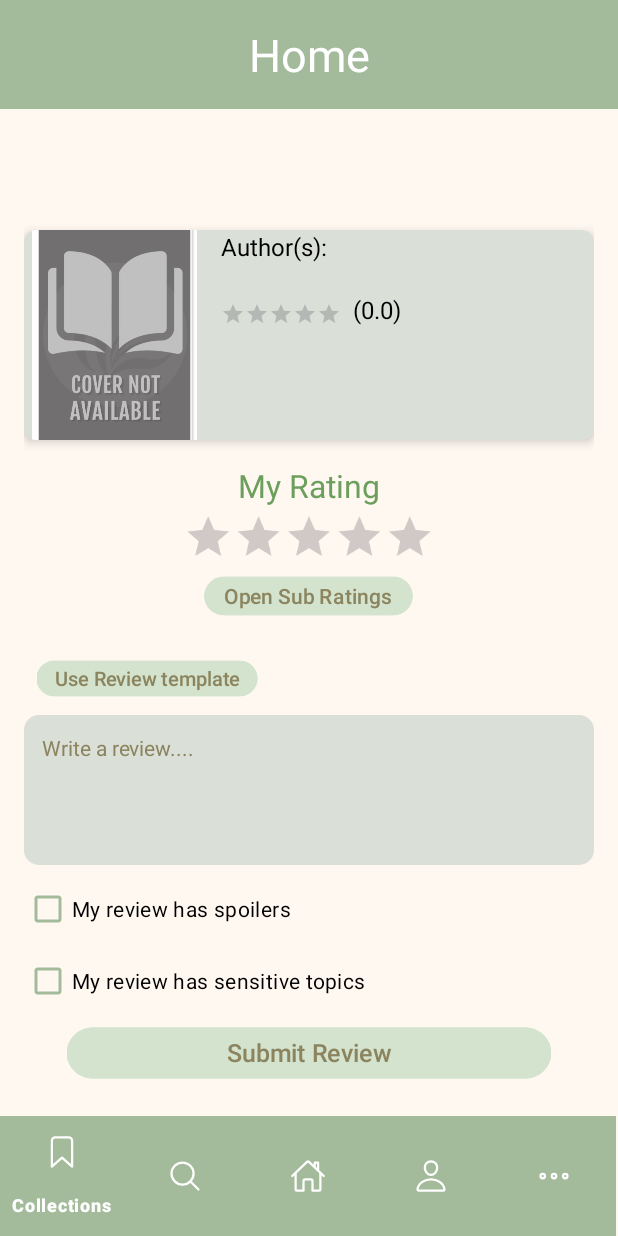
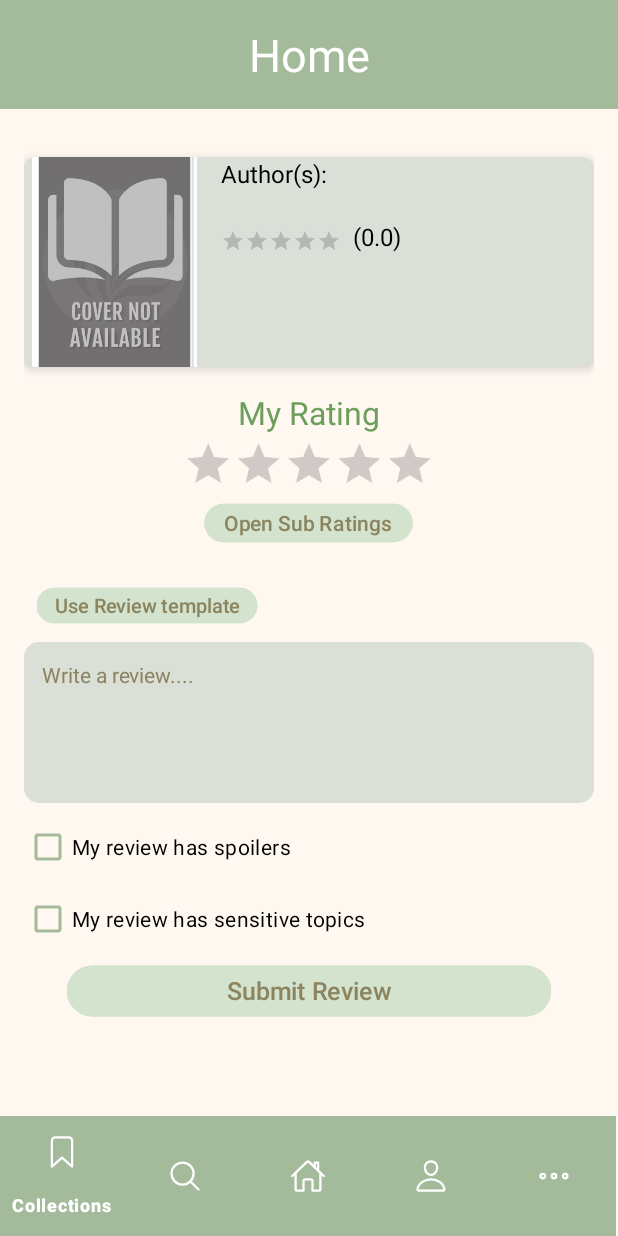
Before and after one commit to ittybittyfishy/Bookit, an Android app: the fragment ReviewActivity placed in its activity, on a phone screen of 412 x 824 dp. Run offline under Robolectric (Android 15) with nearby library versions, the phone set to English and light mode, and no system bars; our stand-ins replace CircleImageView, Firebase (no records; nobody signed in at launch, a user with empty details on screens opened directly); pictures from the network do not load.

Commit message:
Expands review text box for better visibility

```diff
--- a/BookNook/app/src/main/java/com/example/booknook/fragments/BookDetailsFragment.kt
+++ b/BookNook/app/src/main/java/com/example/booknook/fragments/BookDetailsFragment.kt
@@ -101,7 +101,7 @@ class BookDetailsFragment : Fragment() {
         // Handles click of save changes button
         saveChangesButton.setOnClickListener {
             val summaryText = personalSummary.text.toString()
-            // Save summaryText as needed
+
 
             // Hide the buttons
             cancelButton.visibility = View.GONE
--- a/BookNook/app/src/main/res/layout/fragment_write_review_no_template.xml
+++ b/BookNook/app/src/main/res/layout/fragment_write_review_no_template.xml
@@ -151,7 +151,7 @@
             <EditText
                 android:id="@+id/reviewInput"
                 android:layout_width="match_parent"
-                android:layout_height="100dp"
+                android:layout_height="wrap_content"
                 android:layout_marginTop="12dp"
                 android:background="@drawable/rounded_rectangle_1"
                 android:backgroundTint="@color/review_card"
@@ -160,7 +160,12 @@
                 android:textColorHint="@color/review_button_text"
                 android:padding="12dp"
                 android:textColor="@color/review_button_text"
-                android:textSize="14sp" />
+                android:textSize="14sp"
+                android:minLines="5"
+                android:maxLines="30"
+                android:scrollbars="vertical"
+                android:inputType="textMultiLine"
+                android:overScrollMode="ifContentScrolls" />
 
             <LinearLayout
                 android:layout_width="wrap_content"
@@ -184,9 +189,6 @@
                     android:buttonTint="@color/checkbox_color"
                     android:textColor="@color/black" />
             </LinearLayout>
-        </LinearLayout>
-    </ScrollView>
-
             <!-- Submit Review Button at the bottom -->
             <Button
                 android:id="@+id/submitReviewButton"
@@ -201,4 +203,6 @@
                 android:textColor="@color/review_button_text"
                 android:textSize="19sp" />
 
+        </LinearLayout>
+    </ScrollView>
 </RelativeLayout>
```
Lines whose indentation alone changed are shown as unchanged.
